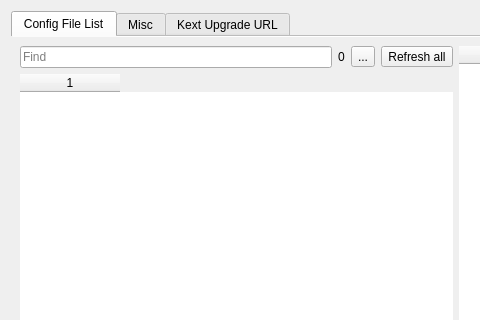
Old version of the form dlgdatabase.ui in the repository ic005k/OCAuxiliaryTools; both pictures show x 0 to 480 and y 0 to 320 of the 791 by 463 pixel window.
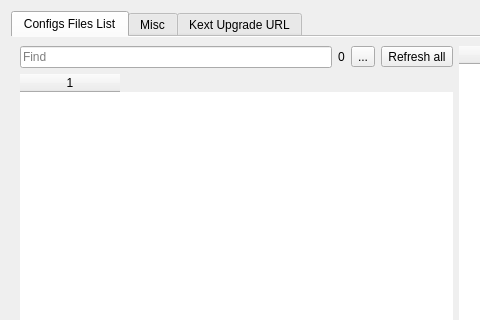
New version of the form. Icons and pictures are not drawn.

The edit to the form file:
```diff
--- a/dlgdatabase.ui
+++ b/dlgdatabase.ui
@@ -24,7 +24,7 @@
      </property>
      <widget class="QWidget" name="tab_1">
       <attribute name="title">
-       <string>Config File List</string>
+       <string>Configs Files List</string>
       </attribute>
       <layout class="QGridLayout" name="gridLayout">
        <item row="0" column="0">
```
